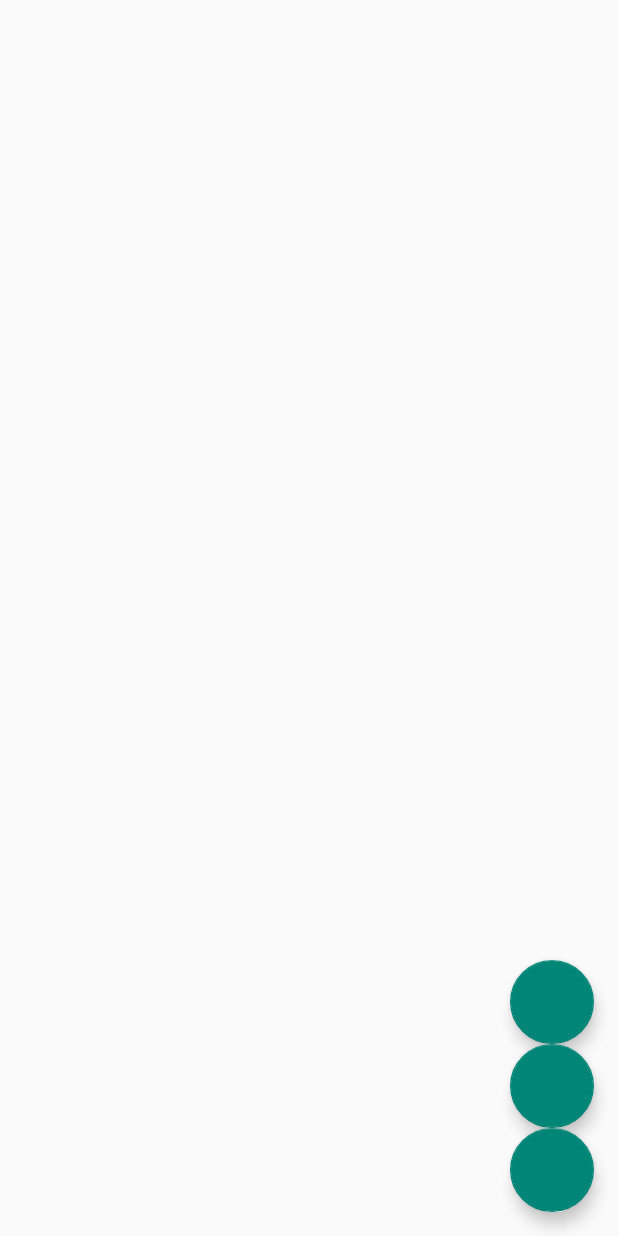
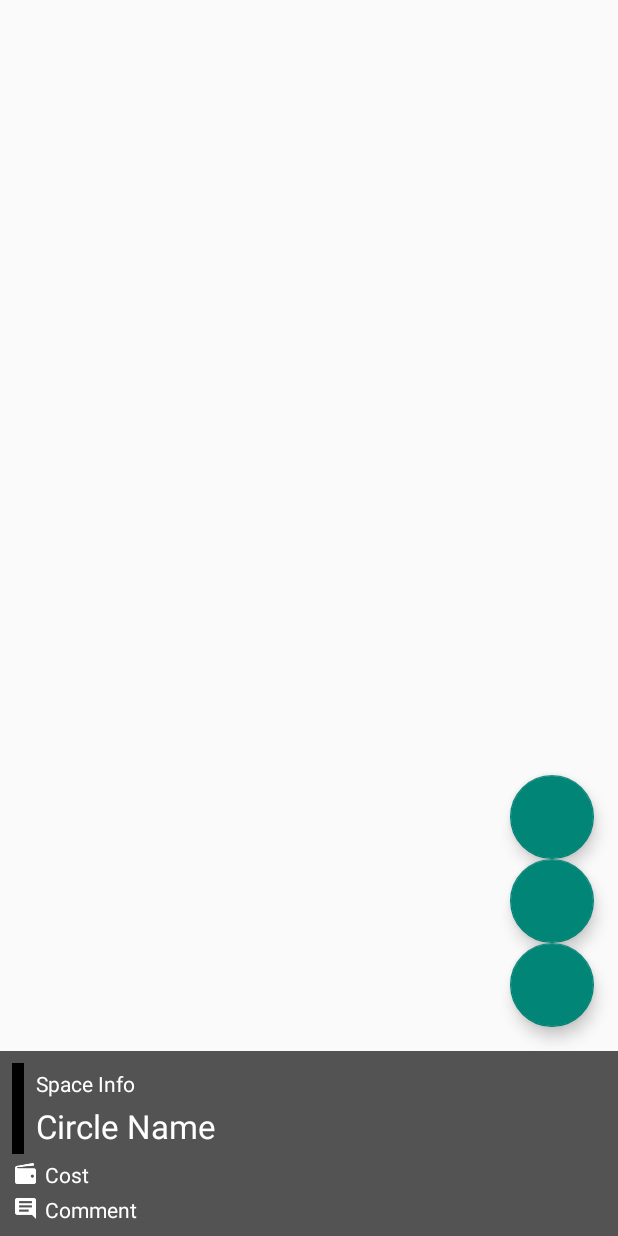
Before and after one commit to umatoma/comiguide_andorid, an Android app: the layout fragment_comiket_circle_map.xml on its own in the app's theme, with its tools: preview values and no code run, on a phone screen of 412 x 824 dp. Run offline under Robolectric (Android 15) with nearby library versions, the phone set to English and light mode, and no system bars; plain views replace FloatingActionButton.

Commit message:
delete FooterFragment

```diff
--- a/app/src/main/res/layout/fragment_comiket_circle_map.xml
+++ b/app/src/main/res/layout/fragment_comiket_circle_map.xml
@@ -18,7 +18,7 @@
         fab:fab_size="mini"
         fab:fab_colorNormal="#ff00bcd4"
         fab:fab_colorPressed="#ff007e91"
-        android:layout_above="@+id/footer_coontent"
+        android:layout_above="@+id/footer_content"
         android:layout_alignParentRight="true"
         android:layout_marginBottom="16dp"
         android:layout_marginRight="16dp"/>
@@ -46,8 +46,11 @@
         fab:fab_colorPressed="#ff007e91"/>
 
     <FrameLayout
-        android:id="@+id/footer_coontent"
+        android:id="@+id/footer_content"
         android:layout_width="match_parent"
         android:layout_height="wrap_content"
-        android:layout_alignParentBottom="true"/>
+        android:layout_alignParentBottom="true">
+
+        <include layout="@layout/include_comiket_circle_map_footer" />
+    </FrameLayout>
 </RelativeLayout>
--- a/app/src/main/res/layout/fragment_comiket_circle_map_footer.xml
+++ b/app/src/main/res/layout/include_comiket_circle_map_footer.xml
@@ -1,6 +1,7 @@
 <LinearLayout
     xmlns:android="http://schemas.android.com/apk/res/android"
     xmlns:tools="http://schemas.android.com/tools"
+    android:id="@+id/footer_content_inner"
     android:layout_width="match_parent"
     android:layout_height="match_parent"
     android:orientation="vertical"
```
Also changed, not shown: app/src/main/java/net/umatoma/comiguide/activity/ComiketCircleActivity.java (+8 -12 lines), app/src/main/java/net/umatoma/comiguide/fragment/ComiketCircleMapFooterFragment.java (deleted, +0 -78 lines), app/src/main/java/net/umatoma/comiguide/fragment/ComiketCircleMapFragment.java (+28 -0 lines).
